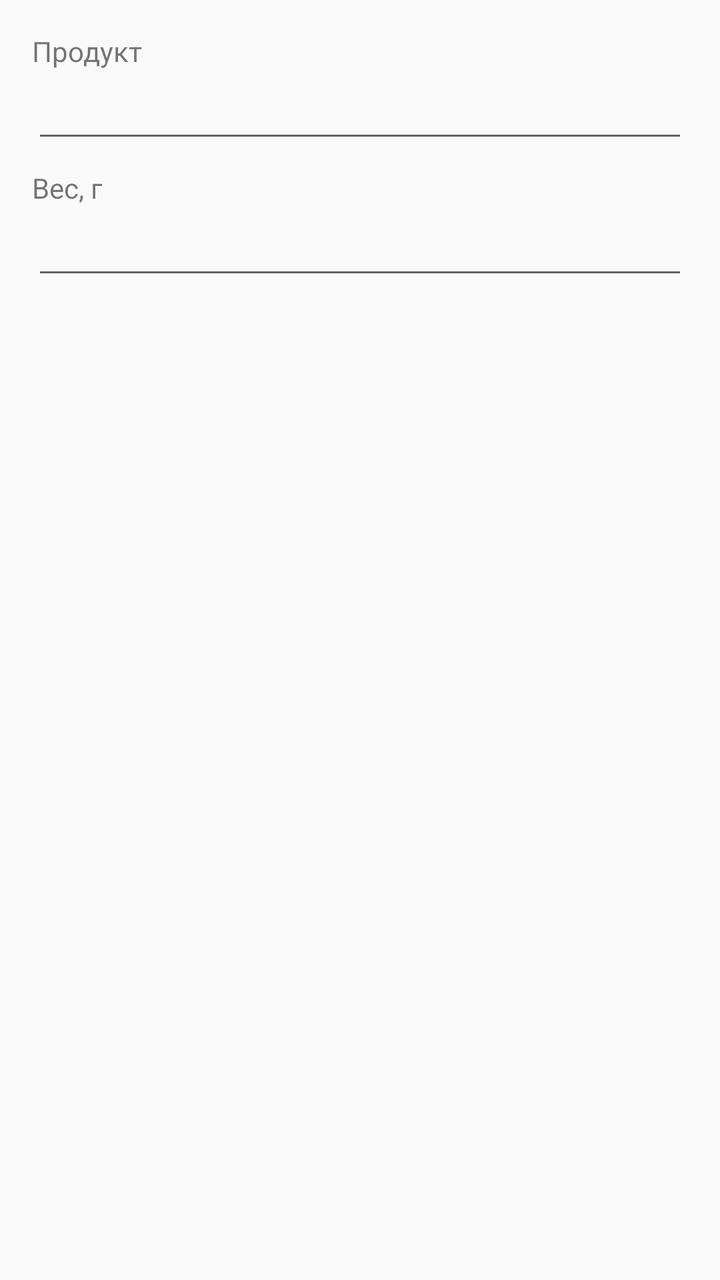
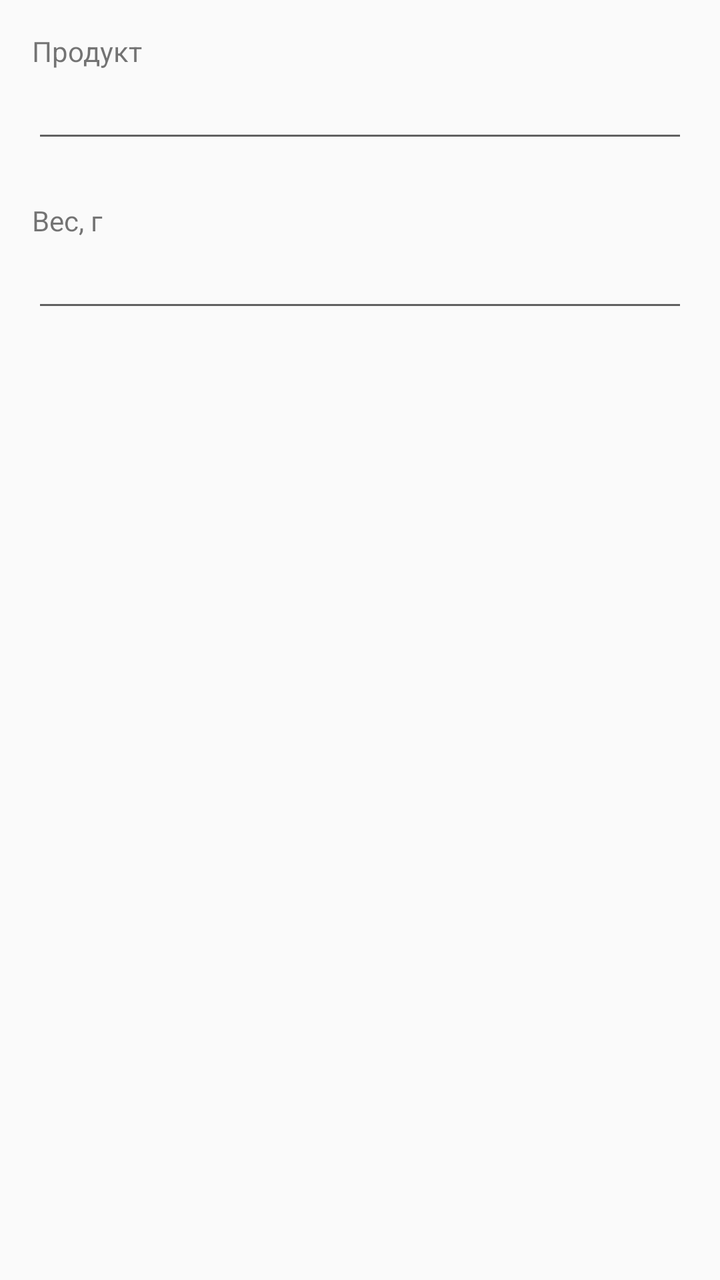

The first picture is an Android layout as it rendered before a commit; the second is the same layout after the commit. The layout source and the unified diff follow.
<!-- AndroidManifest.xml: application theme AppTheme.Light -->
<!-- res/layout/dialog_entry.xml -->
<?xml version="1.0" encoding="utf-8"?>
<ScrollView xmlns:android="http://schemas.android.com/apk/res/android"
    android:layout_width="match_parent"
    android:layout_height="wrap_content">

    <LinearLayout
        android:layout_width="match_parent"
        android:layout_height="wrap_content"
        android:orientation="vertical"
        android:padding="16dp">

        <TextView
            android:layout_width="match_parent"
            android:layout_height="wrap_content"
            android:text="@string/product_name" />

        <AutoCompleteTextView
            android:id="@+id/productInput"
            android:layout_width="match_parent"
            android:layout_height="wrap_content" />

        <TextView
            android:layout_width="match_parent"
            android:layout_height="wrap_content"
            android:layout_marginTop="8dp"
            android:text="@string/grams" />

        <EditText
            android:id="@+id/weightInput"
            android:layout_width="match_parent"
            android:layout_height="wrap_content"
            android:inputType="numberDecimal" />

        <TextView
            android:id="@+id/previewText"
            android:layout_width="match_parent"
            android:layout_height="wrap_content"
            android:layout_marginTop="8dp"
            android:textSize="14sp" />

        <LinearLayout
            android:id="@+id/newProductFields"
            android:layout_width="match_parent"
            android:layout_height="wrap_content"
            android:orientation="vertical"
            android:visibility="gone">

            <TextView
                android:layout_width="match_parent"
                android:layout_height="wrap_content"
                android:layout_marginTop="8dp"
                android:text="@string/create_product" />

            <EditText
                android:id="@+id/newKcalInput"
                android:layout_width="match_parent"
                android:layout_height="wrap_content"
                android:hint="@string/kcal"
                android:inputType="numberDecimal" />

            <EditText
                android:id="@+id/newProteinInput"
                android:layout_width="match_parent"
                android:layout_height="wrap_content"
                android:hint="@string/protein"
                android:inputType="numberDecimal" />

            <EditText
                android:id="@+id/newFatInput"
                android:layout_width="match_parent"
                android:layout_height="wrap_content"
                android:hint="@string/fat"
                android:inputType="numberDecimal" />

            <EditText
                android:id="@+id/newCarbsInput"
                android:layout_width="match_parent"
                android:layout_height="wrap_content"
                android:hint="@string/carbs"
                android:inputType="numberDecimal" />
        </LinearLayout>

    </LinearLayout>

</ScrollView>
<!-- resources referenced by this layout -->
<resources>
  <string name="carbs">Углеводы</string>
  <string name="create_product">Создать продукт</string>
  <string name="fat">Жиры</string>
  <string name="grams">Вес, г</string>
  <string name="kcal">Калории</string>
  <string name="product_name">Продукт</string>
  <string name="protein">Белки</string>
  <style name="AppTheme.Light" parent="@android:style/Theme.Material.Light">
          <item name="android:windowBackground">@color/light_bg</item>
          <item name="android:textColorPrimary">@color/light_text</item>
          <item name="android:textColorSecondary">@color/light_secondary</item>
          <item name="android:colorAccent">@color/accent_light</item>
          <item name="buttonBg">@drawable/rounded_button_light</item>
          <item name="progressTrack">@color/track_light</item>
          <item name="progressKcal">@color/kcal_color</item>
          <item name="progressProtein">@color/protein_color</item>
          <item name="progressFat">@color/fat_color</item>
          <item name="progressCarbs">@color/carbs_color</item>
      </style>
  <color name="light_bg">#FAFAFA</color>
  <color name="light_text">#212121</color>
  <color name="light_secondary">#616161</color>
  <color name="accent_light">#2E7D32</color>
  <!-- drawable rounded_button_light (drawable) -->
  <?xml version="1.0" encoding="utf-8"?>
  <shape xmlns:android="http://schemas.android.com/apk/res/android"
      android:shape="rectangle">
      <solid android:color="#E8F5E9" />
      <stroke android:width="1dp" android:color="#2E7D32" />
      <corners android:radius="8dp" />
      <padding android:left="12dp" android:top="6dp" android:right="12dp" android:bottom="6dp" />
  </shape>
  <color name="track_light">#E0E0E0</color>
  <color name="kcal_color">#EF6C00</color>
  <color name="protein_color">#1976D2</color>
  <color name="fat_color">#C2185B</color>
  <color name="carbs_color">#7B1FA2</color>
</resources>

<!-- the commit's change to res/layout/dialog_entry.xml (unified diff, before → after) -->
@@ -18,6 +18,12 @@
             android:id="@+id/productInput"
             android:layout_width="match_parent"
             android:layout_height="wrap_content" />
+
+        <TextView
+            android:id="@+id/selectedProductInfo"
+            android:layout_width="match_parent"
+            android:layout_height="wrap_content"
+            android:textSize="12sp" />
 
         <TextView
             android:layout_width="match_parent"
